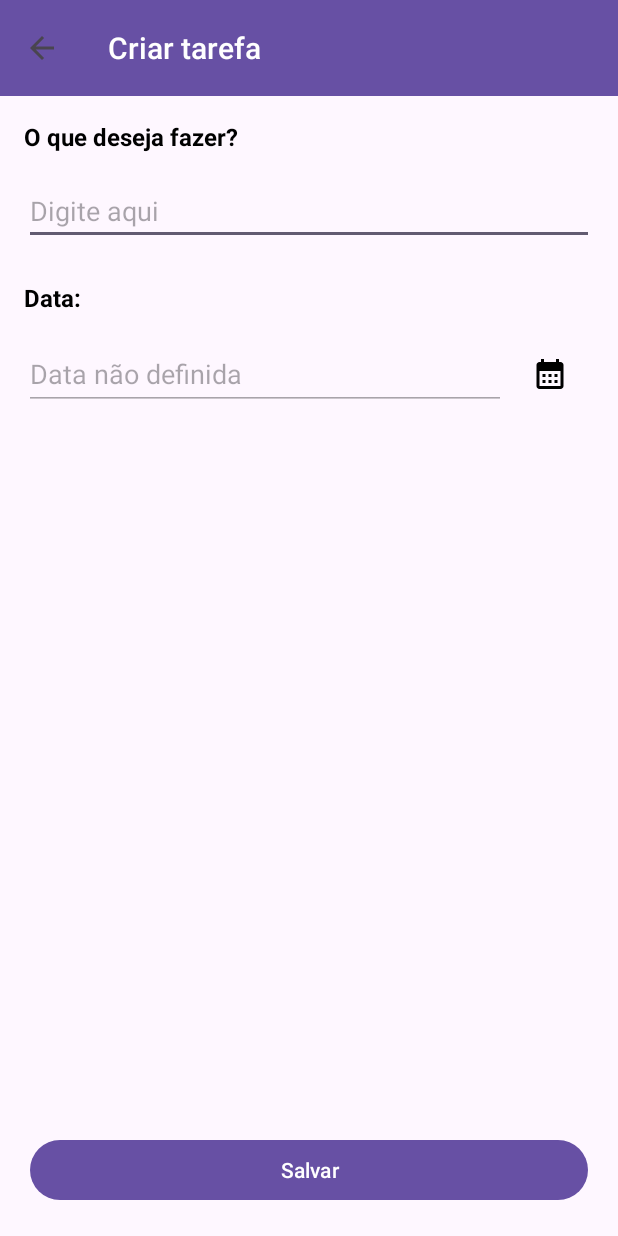
After one commit to brunorodriguesaraujo/tasklist, an Android app: the CreateTaskActivity screen opened directly, with no data from a screen before it, on a phone screen of 412 x 824 dp. The commit adds this screen. Run offline under Robolectric (Android 15) with nearby library versions, the phone set to English and light mode, and no system bars.

Commit message:
add screen createTask

```diff
--- a/app/src/main/AndroidManifest.xml
+++ b/app/src/main/AndroidManifest.xml
@@ -14,6 +14,9 @@
         android:supportsRtl="true"
         android:theme="@style/Theme.Tasklist"
         tools:targetApi="31">
+        <activity
+            android:name=".task.CreateTaskActivity"
+            android:exported="false" />
         <activity
             android:name=".signin.ForgotPasswordActivity"
             android:exported="false" />
--- /dev/null
+++ b/app/src/main/java/br/com/brunorodrigues/tasklist/commons/extension/DateExtension.kt
@@ -0,0 +1,15 @@
+package br.com.brunorodrigues.tasklist.commons.extension
+
+import java.text.SimpleDateFormat
+import java.util.Locale
+
+const val PATTERN = "dd 'de' MMM 'de' yyyy"
+const val PATTERN_BRAZIL = "dd/MM/yyyy"
+val LOCALE_BRAZIL = Locale("pt", "BR")
+
+fun String.formatterDateBrazilian(): String {
+    val simpleDateFormatBrazilian = SimpleDateFormat(PATTERN_BRAZIL, LOCALE_BRAZIL)
+    val simpleDateFormat = SimpleDateFormat(PATTERN, LOCALE_BRAZIL)
+    val date = simpleDateFormatBrazilian.parse(this)
+    return date?.let { simpleDateFormat.format(it) } ?: "Data inválida"
+}
--- a/app/src/main/java/br/com/brunorodrigues/tasklist/home/HomeActivity.kt
+++ b/app/src/main/java/br/com/brunorodrigues/tasklist/home/HomeActivity.kt
@@ -10,6 +10,7 @@ import br.com.brunorodrigues.tasklist.R
 import br.com.brunorodrigues.tasklist.databinding.ActivityHomeBinding
 import br.com.brunorodrigues.tasklist.model.TaskModel
 import br.com.brunorodrigues.tasklist.signin.LoginActivity
+import br.com.brunorodrigues.tasklist.task.CreateTaskActivity
 import com.google.firebase.auth.FirebaseAuth
 import com.google.firebase.auth.ktx.auth
 import com.google.firebase.ktx.Firebase
@@ -49,6 +50,7 @@ class HomeActivity : AppCompatActivity() {
                 signOut()
                 true
             }
+
             else -> super.onOptionsItemSelected(item)
         }
     }
@@ -87,6 +89,9 @@ class HomeActivity : AppCompatActivity() {
     }
 
     private fun setListener() {
+        binding.fab.setOnClickListener {
+            startActivity(Intent(this, CreateTaskActivity::class.java))
+        }
     }
 
     private fun signOut() {
--- /dev/null
+++ b/app/src/main/java/br/com/brunorodrigues/tasklist/task/CreateTaskActivity.kt
@@ -0,0 +1,53 @@
+package br.com.brunorodrigues.tasklist.task
+
+import android.app.DatePickerDialog
+import android.os.Bundle
+import androidx.appcompat.app.AppCompatActivity
+import br.com.brunorodrigues.tasklist.R
+import br.com.brunorodrigues.tasklist.commons.extension.formatterDateBrazilian
+import br.com.brunorodrigues.tasklist.databinding.ActivityCreateTaskBinding
+import java.util.Calendar
+
+class CreateTaskActivity : AppCompatActivity() {
+
+    private lateinit var binding: ActivityCreateTaskBinding
+
+    override fun onCreate(savedInstanceState: Bundle?) {
+        super.onCreate(savedInstanceState)
+        binding = ActivityCreateTaskBinding.inflate(layoutInflater)
+        setContentView(binding.root)
+        setToolbar()
+        setListener()
+    }
+
+    private fun setToolbar() {
+        setSupportActionBar(binding.toolbarLayout.toolbar)
+        supportActionBar?.title = getString(R.string.create_task)
+        supportActionBar?.setDisplayHomeAsUpEnabled(true)
+    }
+
+    private fun setListener() {
+        binding.run {
+            linearLayout.setOnClickListener { showDatePickerDialog() }
+            etDate.setOnClickListener { showDatePickerDialog() }
+        }
+    }
+
+    private fun showDatePickerDialog() {
+        val calendar = Calendar.getInstance()
+        val year = calendar.get(Calendar.YEAR)
+        val month = calendar.get(Calendar.MONTH)
+        val day = calendar.get(Calendar.DAY_OF_MONTH)
+
+        val datePickerDialog = DatePickerDialog(
+            this,
+            { _, selectedYear, selectedMonth, selectedDay ->
+                val selectedDate = "$selectedDay/${selectedMonth + 1}/$selectedYear"
+                binding.etDate.setText(selectedDate.formatterDateBrazilian())
+            },
+            year, month, day
+        )
+
+        datePickerDialog.show()
+    }
+}
--- /dev/null
+++ b/app/src/main/res/drawable/ic_calendar_24.xml
@@ -0,0 +1,5 @@
+<vector xmlns:android="http://schemas.android.com/apk/res/android" android:height="24dp" android:tint="#000000" android:viewportHeight="24" android:viewportWidth="24" android:width="24dp">
+
+    <path android:fillColor="@android:color/white" android:pathData="M19,4h-1V2h-2v2H8V2H6v2H5C3.89,4 3.01,4.9 3.01,6L3,20c0,1.1 0.89,2 2,2h14c1.1,0 2,-0.9 2,-2V6C21,4.9 20.1,4 19,4zM19,20H5V10h14V20zM9,14H7v-2h2V14zM13,14h-2v-2h2V14zM17,14h-2v-2h2V14zM9,18H7v-2h2V18zM13,18h-2v-2h2V18zM17,18h-2v-2h2V18z"/>
+
+</vector>
--- /dev/null
+++ b/app/src/main/res/layout/activity_create_task.xml
@@ -0,0 +1,101 @@
+<?xml version="1.0" encoding="utf-8"?>
+<androidx.constraintlayout.widget.ConstraintLayout xmlns:android="http://schemas.android.com/apk/res/android"
+    xmlns:app="http://schemas.android.com/apk/res-auto"
+    xmlns:tools="http://schemas.android.com/tools"
+    android:id="@+id/main"
+    android:layout_width="match_parent"
+    android:layout_height="match_parent"
+    tools:context=".task.CreateTaskActivity">
+
+    <include
+        android:id="@+id/toolbarLayout"
+        layout="@layout/toolbar" />
+
+    <TextView
+        android:id="@+id/tvTask"
+        android:layout_width="0dp"
+        android:layout_height="wrap_content"
+        android:layout_margin="@dimen/_16dp"
+        android:text="@string/question_task_label"
+        android:textColor="@color/black"
+        android:textSize="@dimen/_16sp"
+        android:textStyle="bold"
+        app:layout_constraintEnd_toEndOf="parent"
+        app:layout_constraintStart_toStartOf="parent"
+        app:layout_constraintTop_toBottomOf="@+id/toolbarLayout" />
+
+    <EditText
+        android:id="@+id/etTask"
+        android:layout_width="match_parent"
+        android:layout_height="wrap_content"
+        android:layout_margin="@dimen/_16dp"
+        android:hint="@string/type_here"
+        android:importantForAutofill="no"
+        android:inputType="textMultiLine"
+        android:maxWidth="488dp"
+        app:layout_constraintEnd_toEndOf="parent"
+        app:layout_constraintStart_toStartOf="parent"
+        app:layout_constraintTop_toBottomOf="@+id/tvTask"
+        tools:ignore="LabelFor" />
+
+    <TextView
+        android:id="@+id/tvDate"
+        android:layout_width="0dp"
+        android:layout_height="wrap_content"
+        android:layout_marginHorizontal="@dimen/_16dp"
+        android:layout_marginTop="@dimen/_24dp"
+        android:text="@string/date_label"
+        android:textColor="@color/black"
+        android:textSize="@dimen/_16sp"
+        android:textStyle="bold"
+        app:layout_constraintEnd_toEndOf="parent"
+        app:layout_constraintStart_toStartOf="parent"
+        app:layout_constraintTop_toBottomOf="@+id/etTask" />
+
+    <LinearLayout
+        android:id="@+id/linearLayout"
+        android:layout_width="match_parent"
+        android:layout_height="wrap_content"
+        android:layout_margin="@dimen/_16dp"
+        android:orientation="horizontal"
+        app:layout_constraintEnd_toEndOf="parent"
+        app:layout_constraintStart_toStartOf="parent"
+        app:layout_constraintTop_toBottomOf="@+id/tvDate">
+
+        <EditText
+            android:id="@+id/etDate"
+            android:layout_width="wrap_content"
+            android:layout_height="48dp"
+            android:layout_weight="2.5"
+            android:enabled="false"
+            android:hint="@string/date_not_defined"
+            android:importantForAutofill="no"
+            android:inputType="none"
+            android:maxWidth="488dp"
+            android:textColor="@color/black"
+            tools:ignore="LabelFor,TextFields" />
+
+        <ImageView
+            android:layout_width="wrap_content"
+            android:layout_height="wrap_content"
+            android:layout_gravity="center"
+            android:layout_weight="0.5"
+            android:importantForAccessibility="no"
+            android:src="@drawable/ic_calendar_24" />
+
+    </LinearLayout>
+
+    <com.google.android.material.button.MaterialButton
+        android:id="@+id/buttonSave"
+        android:layout_width="0dp"
+        android:layout_height="wrap_content"
+        android:layout_margin="20dp"
+        android:text="@string/save"
+        app:layout_constraintBottom_toBottomOf="parent"
+        app:layout_constraintEnd_toEndOf="parent"
+        app:layout_constraintStart_toStartOf="parent"
+        app:layout_constraintTop_toBottomOf="@+id/linearLayout"
+        app:layout_constraintVertical_bias="1" />
+
+
+</androidx.constraintlayout.widget.ConstraintLayout>
--- a/app/src/main/res/layout/activity_home.xml
+++ b/app/src/main/res/layout/activity_home.xml
@@ -25,6 +25,7 @@
         tools:listitem="@layout/item_task" />
 
     <com.google.android.material.floatingactionbutton.FloatingActionButton
+        android:id="@+id/fab"
         android:layout_width="wrap_content"
         android:layout_height="wrap_content"
         android:layout_margin="@dimen/_16dp"
--- a/app/src/main/res/values/dimens.xml
+++ b/app/src/main/res/values/dimens.xml
@@ -6,4 +6,5 @@
     <dimen name="_8sp">8sp</dimen>
     <dimen name="_12dp">12dp</dimen>
     <dimen name="_4dp">4dp</dimen>
+    <dimen name="_24dp">24dp</dimen>
 </resources>
--- a/app/src/main/res/values/strings.xml
+++ b/app/src/main/res/values/strings.xml
@@ -21,4 +21,10 @@
     <string name="different_password">Senhas diferentes</string>
     <string name="add_button">add_button</string>
     <string name="task_list_label">Lista de Tarefas</string>
+    <string name="question_task_label">O que deseja fazer?</string>
+    <string name="date_label">Data:</string>
+    <string name="date_not_defined">Data não definida</string>
+    <string name="type_here">Digite aqui</string>
+    <string name="create_task">Criar tarefa</string>
+    <string name="save">Salvar</string>
 </resources>
```
